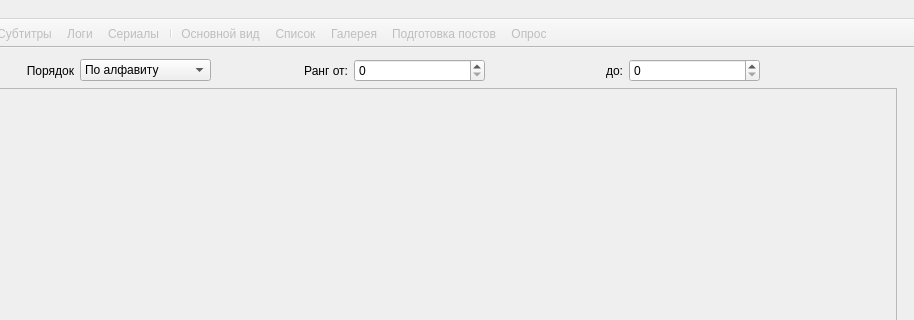
Qt form mainwindow.ui (cool-palace/Screenshot-Manager) before a commit; both pictures show x 212 to 1126 and y 0 to 320 of the 1126 by 618 pixel window.
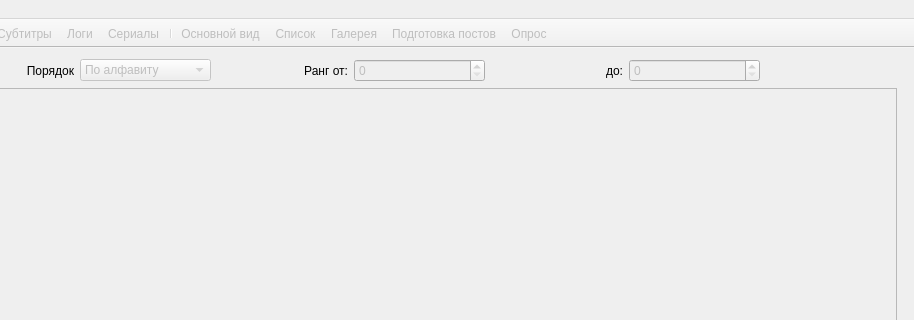
The same form after that commit. The open tabs and pages were chosen to show the change. Icons and pictures are not drawn.

Patch:
```diff
--- a/mainwindow.ui
+++ b/mainwindow.ui
@@ -354,6 +354,9 @@
                 </item>
                 <item row="0" column="2">
                  <widget class="QComboBox" name="hashtag_order">
+                  <property name="enabled">
+                   <bool>false</bool>
+                  </property>
                   <item>
                    <property name="text">
                     <string>По алфавиту</string>
@@ -389,7 +392,11 @@
                  </widget>
                 </item>
                 <item row="0" column="4">
-                 <widget class="QSpinBox" name="hashtag_rank_min"/>
+                 <widget class="QSpinBox" name="hashtag_rank_min">
+                  <property name="enabled">
+                   <bool>false</bool>
+                  </property>
+                 </widget>
                 </item>
                 <item row="0" column="5">
                  <widget class="QLabel" name="label_11">
@@ -402,7 +409,11 @@
                  </widget>
                 </item>
                 <item row="0" column="6">
-                 <widget class="QSpinBox" name="hashtag_rank_max"/>
+                 <widget class="QSpinBox" name="hashtag_rank_max">
+                  <property name="enabled">
+                   <bool>false</bool>
+                  </property>
+                 </widget>
                 </item>
                </layout>
               </item>
```
Left out of the diff: 10 changed lines with no effect on the pictures.
